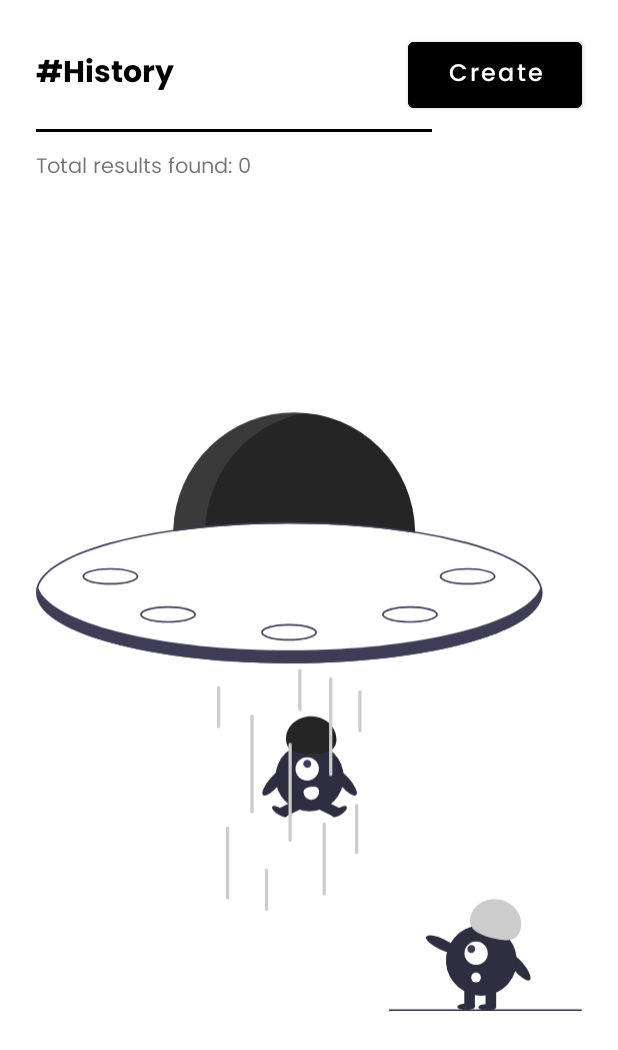
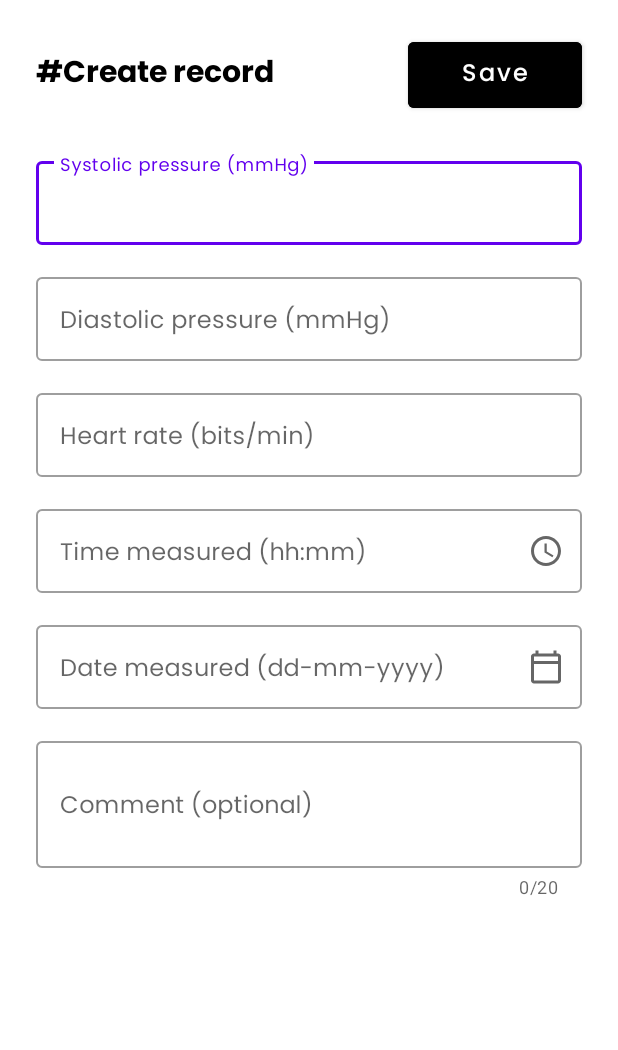
Before and after one commit to FarhanNanoCoder/heartify_pro, an Android app: the MainActivity screen opened directly, with no data from a screen before it, after a tap on "Create", on a phone screen of 412 x 824 dp. Shown: the top 1050 px of the screen. Run offline under Robolectric (Android 15) with nearby library versions, the phone set to English and light mode, and no system bars.

Commit message:
feat: Phase 3 : 3,4

```diff
--- a/app/src/main/AndroidManifest.xml
+++ b/app/src/main/AndroidManifest.xml
@@ -18,6 +18,11 @@
             android:name=".activities.RecordDetailsActivity"
             android:exported="false"
             android:theme="@style/Theme.Heartify.NoActionBar"/>
+
+        <activity
+            android:name=".activities.COERecordActivity"
+            android:exported="true"
+            android:theme="@style/Theme.Heartify.NoActionBar" />
 
         <activity
             android:name=".activities.IntroActivity"
--- a/app/src/main/java/com/example/heartify/activities/MainActivity.java
+++ b/app/src/main/java/com/example/heartify/activities/MainActivity.java
@@ -61,7 +61,8 @@ public class MainActivity extends AppCompatActivity implements RecordListListene
         createButton.setOnClickListener(new View.OnClickListener() {
             @Override
             public void onClick(View view) {
-
+                Intent intent = new Intent(MainActivity.this,COERecordActivity.class);
+                startActivity(intent);
             }
         });
 
--- /dev/null
+++ b/app/src/main/res/layout/activity_coe_record.xml
@@ -0,0 +1,200 @@
+<?xml version="1.0" encoding="utf-8"?>
+<LinearLayout
+    xmlns:android="http://schemas.android.com/apk/res/android"
+    xmlns:app="http://schemas.android.com/apk/res-auto"
+    xmlns:tools="http://schemas.android.com/tools"
+    android:layout_height="match_parent"
+    android:orientation="vertical"
+    android:layout_width="match_parent"
+    tools:context=".activities.COERecordActivity">
+
+    <androidx.constraintlayout.widget.ConstraintLayout
+        android:layout_width="match_parent"
+        android:layout_height="wrap_content">
+
+        <TextView
+            android:id="@+id/coe_record_title"
+            android:layout_width="wrap_content"
+            android:layout_height="wrap_content"
+            android:layout_marginStart="24dp"
+            android:layout_marginTop="32dp"
+            android:text="@string/create_record"
+            android:fontFamily="@font/poppins_bold"
+            android:textSize="20sp"
+            android:textColor="@color/black"
+            app:layout_constraintStart_toStartOf="parent"
+            app:layout_constraintTop_toTopOf="parent" />
+
+        <Button
+            android:id="@+id/coe_record_action_button"
+            android:layout_width="116dp"
+            android:layout_height="56dp"
+            android:layout_marginEnd="24dp"
+            android:text="@string/save"
+            android:backgroundTint="@color/black"
+            android:fontFamily="@font/poppins_medium"
+            android:textSize="16sp"
+            android:textAllCaps="false"
+            android:textAlignment="center"
+            app:layout_constraintBottom_toBottomOf="@+id/coe_record_title"
+            app:layout_constraintEnd_toEndOf="parent"
+            app:layout_constraintTop_toTopOf="@+id/coe_record_title" />
+    </androidx.constraintlayout.widget.ConstraintLayout>
+
+    <ScrollView
+        android:layout_width="match_parent"
+        android:layout_height="match_parent"
+        android:layout_marginTop="24dp">
+
+        <LinearLayout
+            android:layout_width="match_parent"
+            android:layout_height="wrap_content"
+            android:orientation="vertical">
+
+
+            <com.google.android.material.textfield.TextInputLayout
+                android:id="@+id/coe_record_systolic_edit_text_layout"
+                android:layout_height="wrap_content"
+                android:layout_width="match_parent"
+                android:layout_marginLeft="24dp"
+                android:layout_marginRight="24dp"
+                android:hint="@string/systolic_pressure"
+                android:textSize="16sp"
+                android:layout_marginBottom="16dp"
+                style="@style/Widget.MaterialComponents.TextInputLayout.OutlinedBox"
+                >
+                <com.google.android.material.textfield.TextInputEditText
+                    android:id="@+id/coe_record_systolic_edit_text_input"
+                    android:layout_width="match_parent"
+                    android:layout_height="56dp"
+                    android:fontFamily="@font/poppins_regular"
+                    android:textColor="@color/black"
+                    android:backgroundTint="@color/white"
+                    android:inputType="numberSigned"
+                   />
+            </com.google.android.material.textfield.TextInputLayout>
+
+            <com.google.android.material.textfield.TextInputLayout
+                android:id="@+id/coe_record_diastolic_edit_text_layout"
+                android:layout_height="wrap_content"
+                android:layout_width="match_parent"
+                android:layout_marginLeft="24dp"
+                android:layout_marginRight="24dp"
+                android:hint="@string/diastolic_pressure"
+                android:textSize="16sp"
+                android:layout_marginBottom="16dp"
+                style="@style/Widget.MaterialComponents.TextInputLayout.OutlinedBox"
+                >
+                <com.google.android.material.textfield.TextInputEditText
+                    android:id="@+id/coe_record_diastolic_edit_text_input"
+                    android:layout_width="match_parent"
+                    android:layout_height="56dp"
+                    android:fontFamily="@font/poppins_regular"
+                    android:textColor="@color/black"
+                    android:backgroundTint="@color/white"
+                    android:inputType="numberSigned"
+                    />
+            </com.google.android.material.textfield.TextInputLayout>
+
+            <com.google.android.material.textfield.TextInputLayout
+                android:id="@+id/coe_record_heart_rate_edit_text_layout"
+                android:layout_height="wrap_content"
+                android:layout_width="match_parent"
+                android:layout_marginLeft="24dp"
+                android:layout_marginRight="24dp"
+                android:hint="@string/heart_rate"
+                android:textSize="16sp"
+                android:layout_marginBottom="16dp"
+                style="@style/Widget.MaterialComponents.TextInputLayout.OutlinedBox"
+                >
+                <com.google.android.material.textfield.TextInputEditText
+                    android:id="@+id/coe_record_heart_rate_edit_text_input"
+                    android:layout_width="match_parent"
+                    android:layout_height="56dp"
+                    android:fontFamily="@font/poppins_regular"
+                    android:textColor="@color/black"
+                    android:backgroundTint="@color/white"
+                    android:inputType="numberSigned"
+                    />
+            </com.google.android.material.textfield.TextInputLayout>
+
+            <com.google.android.material.textfield.TextInputLayout
+                android:id="@+id/coe_record_time_measured_edit_text_layout"
+                android:layout_height="wrap_content"
+                android:layout_width="match_parent"
+                android:layout_marginLeft="24dp"
+                android:layout_marginRight="24dp"
+                android:hint="@string/time_measured"
+                app:endIconMode="custom"
+                app:endIconDrawable="@drawable/ic_outline_access_time_24"
+                android:textSize="16sp"
+                android:layout_marginBottom="16dp"
+
+                style="@style/Widget.MaterialComponents.TextInputLayout.OutlinedBox"
+                >
+                <com.google.android.material.textfield.TextInputEditText
+                    android:id="@+id/coe_record_time_measured_edit_text_input"
+                    android:layout_width="match_parent"
+                    android:layout_height="56dp"
+                    android:fontFamily="@font/poppins_regular"
+                    android:textColor="@color/black"
+                    android:backgroundTint="@color/white"
+                    android:inputType="time"
+                    />
+            </com.google.android.material.textfield.TextInputLayout>
+
+            <com.google.android.material.textfield.TextInputLayout
+                android:id="@+id/coe_record_date_edit_text_layout"
+                android:layout_height="wrap_content"
+                android:layout_width="match_parent"
+                android:layout_marginLeft="24dp"
+                android:layout_marginRight="24dp"
+                android:hint="@string/date_measured"
+                android:textSize="16sp"
+                app:endIconMode="custom"
+                app:endIconDrawable="@drawable/ic_outline_calendar_today_24"
+                android:layout_marginBottom="16dp"
+                style="@style/Widget.MaterialComponents.TextInputLayout.OutlinedBox"
+                >
+                <com.google.android.material.textfield.TextInputEditText
+                    android:id="@+id/coe_record_date_edit_text_input"
+                    android:layout_width="match_parent"
+                    android:layout_height="56dp"
+                    android:fontFamily="@font/poppins_regular"
+                    android:textColor="@color/black"
+                    android:backgroundTint="@color/white"
+                    android:inputType="date"
+                    />
+            </com.google.android.material.textfield.TextInputLayout>
+
+            <com.google.android.material.textfield.TextInputLayout
+                android:id="@+id/coe_record_date_comment_text_layout"
+                android:layout_height="wrap_content"
+                android:layout_width="match_parent"
+                android:layout_marginLeft="24dp"
+                android:layout_marginRight="24dp"
+                android:hint="@string/comment"
+                android:textSize="16sp"
+                android:layout_marginBottom="16dp"
+                app:counterMaxLength="20"
+                app:counterEnabled="true"
+                style="@style/Widget.MaterialComponents.TextInputLayout.OutlinedBox"
+                >
+                <com.google.android.material.textfield.TextInputEditText
+                    android:id="@+id/coe_record_comment_edit_text_input"
+                    android:layout_width="match_parent"
+                    android:layout_height="wrap_content"
+                    android:minHeight="56dp"
+                    android:fontFamily="@font/poppins_regular"
+                    android:textColor="@color/black"
+                    android:backgroundTint="@color/white"
+                    android:minLines="2"
+                    android:lines="2"
+
+                    android:inputType="textMultiLine"
+                    />
+            </com.google.android.material.textfield.TextInputLayout>
+
+        </LinearLayout>
+    </ScrollView>
+</LinearLayout>
```
Also changed, not shown: app/src/main/java/com/example/heartify/activities/COERecordActivity.java (added, +327 -0 lines).
